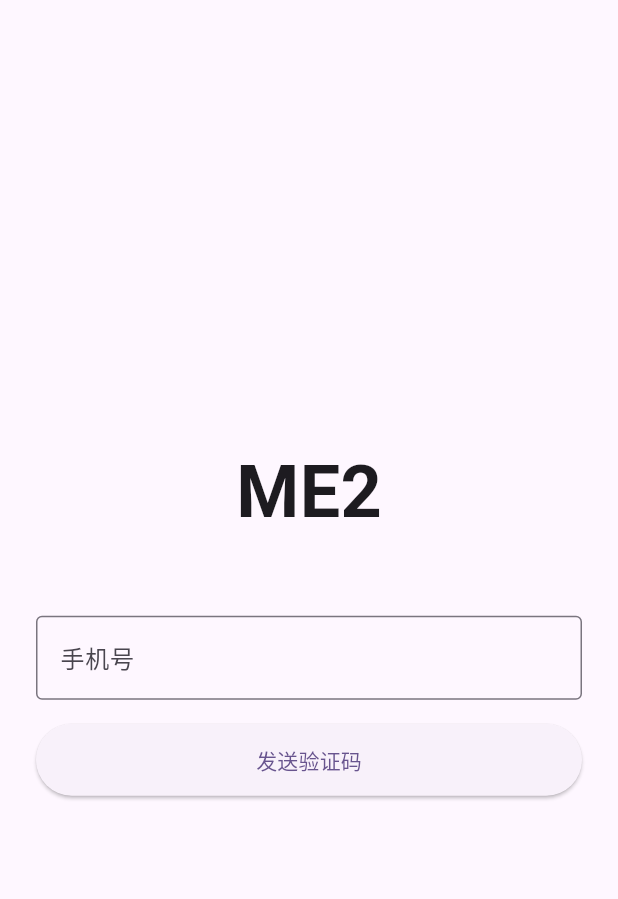
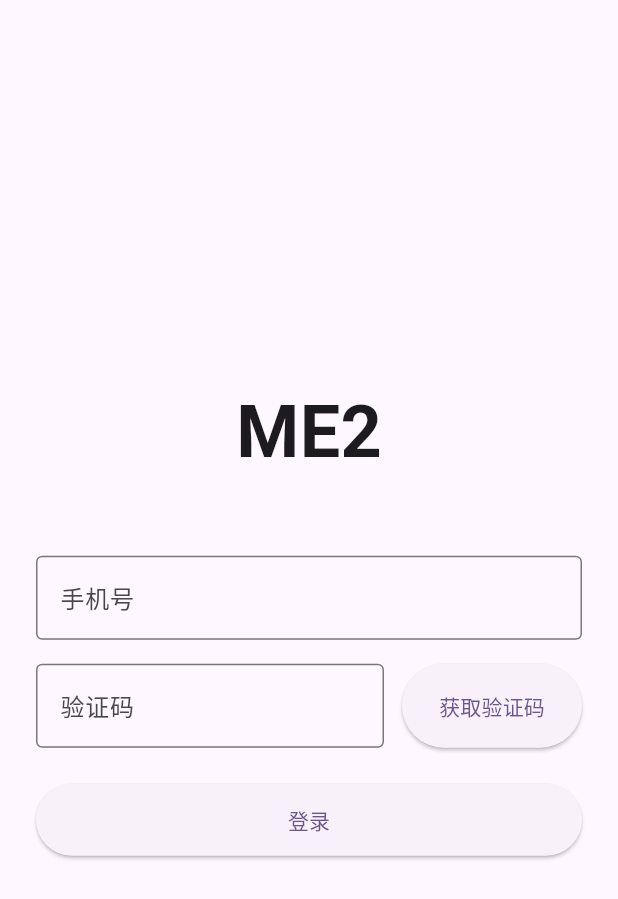
Before and after one commit to fenglufa/me2, a Flutter app: the screen it shows after launch, on a phone screen of 412 x 824 dp. Shown: the top 899 px of the screen. Run offline on Flutter 3.47's test engine with Material 3 defaults, Android fonts, the phone set to English and light mode, and no system bars; our stand-ins replace cached_network_image, dio, flutter_riverpod, flutter_secure_storage, go_router, logger.

```diff
--- a/app/lib/modules/auth/view/login_page.dart
+++ b/app/lib/modules/auth/view/login_page.dart
@@ -13,7 +13,6 @@ class LoginPage extends ConsumerStatefulWidget {
 class _LoginPageState extends ConsumerState<LoginPage> {
   final _phoneController = TextEditingController();
   final _codeController = TextEditingController();
-  bool _codeSent = false;
 
   @override
   void dispose() {
@@ -33,7 +32,6 @@ class _LoginPageState extends ConsumerState<LoginPage> {
 
     try {
       await ref.read(authControllerProvider.notifier).sendCode(phone);
-      setState(() => _codeSent = true);
       if (mounted) {
         ScaffoldMessenger.of(context).showSnackBar(
           const SnackBar(content: Text('验证码已发送')),
@@ -95,14 +93,28 @@ class _LoginPageState extends ConsumerState<LoginPage> {
                 keyboardType: TextInputType.phone,
               ),
               const SizedBox(height: 16),
-              if (_codeSent) ...[
-                TextField(
+              Row(
+                children: [
+                  Expanded(
+                    child: TextField(
                       controller: _codeController,
                       decoration: const InputDecoration(
                         labelText: '验证码',
                         border: OutlineInputBorder(),
                       ),
                       keyboardType: TextInputType.number,
+                    ),
+                  ),
+                  const SizedBox(width: 12),
+                  SizedBox(
+                    width: 120,
+                    height: 56,
+                    child: ElevatedButton(
+                      onPressed: _sendCode,
+                      child: const Text('获取验证码'),
+                    ),
+                  ),
+                ],
               ),
               const SizedBox(height: 24),
               SizedBox(
@@ -115,16 +127,6 @@ class _LoginPageState extends ConsumerState<LoginPage> {
                       : const Text('登录'),
                 ),
               ),
-              ] else ...[
-                SizedBox(
-                  width: double.infinity,
-                  height: 48,
-                  child: ElevatedButton(
-                    onPressed: _sendCode,
-                    child: const Text('发送验证码'),
-                  ),
-                ),
-              ],
             ],
           ),
         ),
```
Also changed, not shown: app/lib/modules/profile/view/profile_page.dart (+65 -24 lines), app/lib/modules/user/controller/user_controller.dart (added, +10 -0 lines), app/lib/modules/user/model/user_info.dart (added, +25 -0 lines), app/lib/modules/user/service/user_service.dart (added, +13 -0 lines), .claude/settings.local.json, app/lib/modules/user/model/user_info.g.dart (added). Lines whose indentation alone changed are shown as unchanged.
